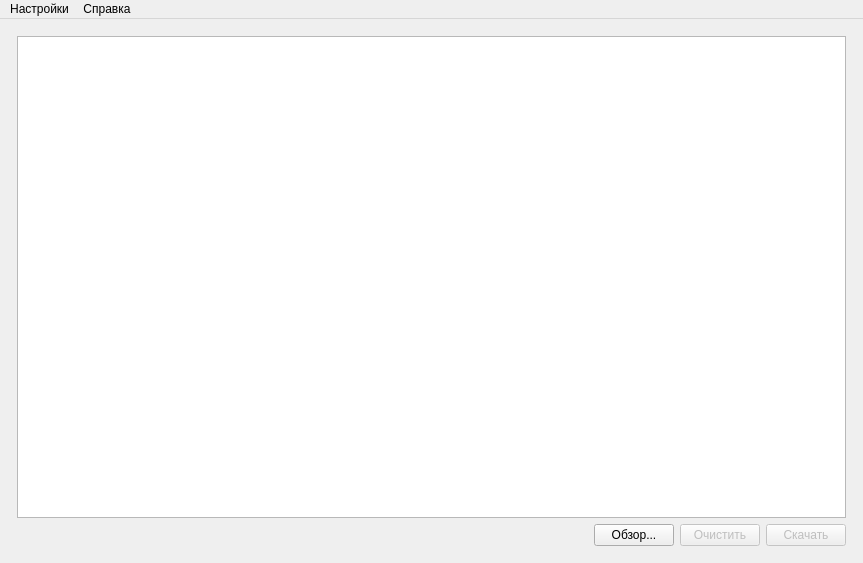
Old version of the form mainwindow.ui in the repository NLinar/kin_downloader.
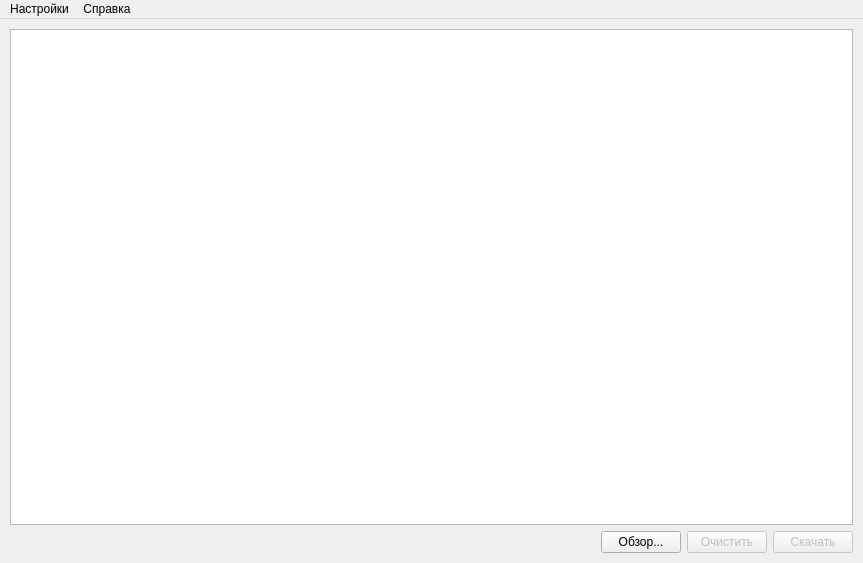
New version of the form. Icons and pictures are not drawn.

The edit to the form file:
```diff
--- a/mainwindow.ui
+++ b/mainwindow.ui
@@ -24,16 +24,16 @@
     <item row="0" column="0">
      <layout class="QVBoxLayout" name="verticalLayout">
       <property name="leftMargin">
-       <number>8</number>
+       <number>1</number>
       </property>
       <property name="topMargin">
-       <number>8</number>
+       <number>1</number>
       </property>
       <property name="rightMargin">
-       <number>8</number>
+       <number>1</number>
       </property>
       <property name="bottomMargin">
-       <number>8</number>
+       <number>1</number>
       </property>
       <item>
        <widget class="QTableView" name="tableView">
```
Left out of the diff: 8 changed lines with no effect on the pictures.
